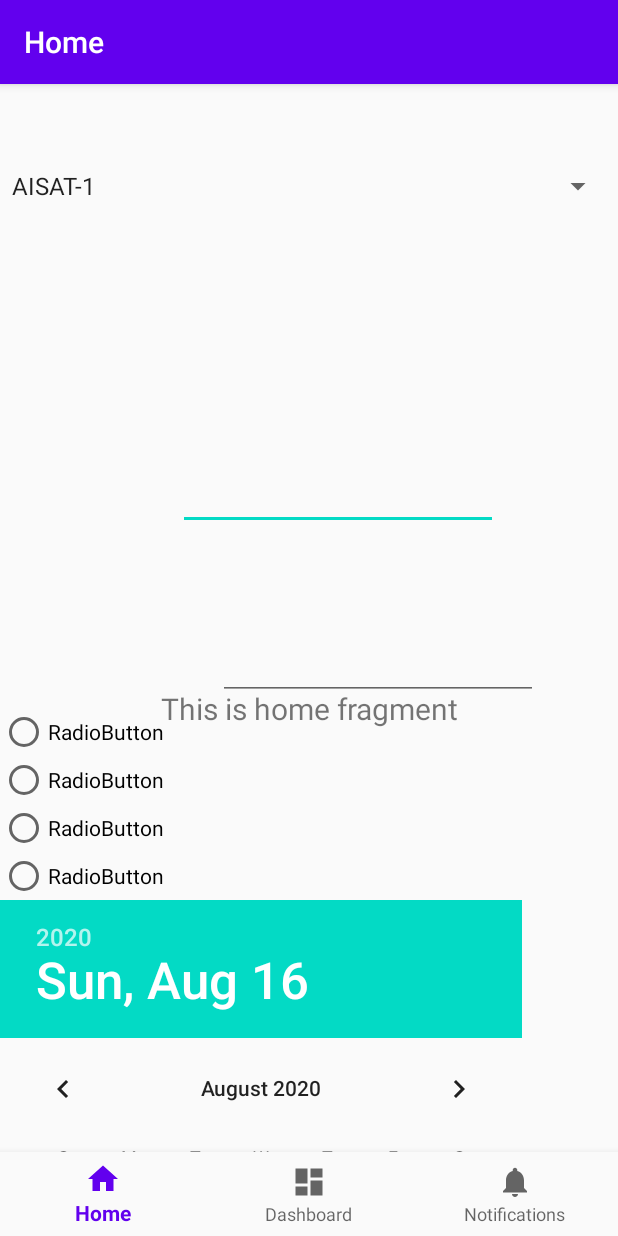
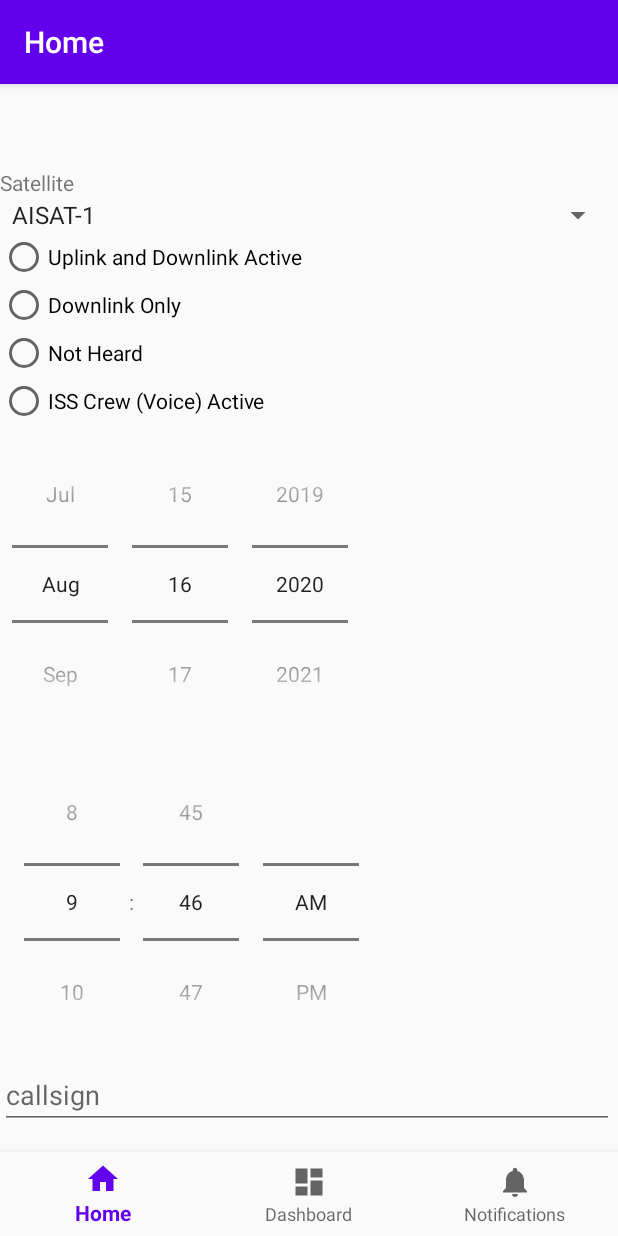
Before and after one commit to penguin359/amsat-status, an Android app: the screen it shows after launch (MainActivity), on a phone screen of 412 x 824 dp. Run offline under Robolectric (Android 15) with nearby library versions, the phone set to English and light mode, and no system bars; our stand-ins replace navigation-ui.

Commit message:
The majority of the submission UI is now in place

```diff
--- a/app/src/main/java/org/northwinds/amsatstatus/ui/home/HomeFragment.java
+++ b/app/src/main/java/org/northwinds/amsatstatus/ui/home/HomeFragment.java
@@ -31,11 +31,11 @@ public class HomeFragment extends Fragment {
         homeViewModel.getText().observe(getViewLifecycleOwner(), new Observer<String>() {
             @Override
             public void onChanged(@Nullable String s) {
-                textView.setText(s);
+                textView.setText("");
             }
         });
 
-        Spinner spinner = (Spinner) root.findViewById(R.id.spinner);
+        Spinner spinner = (Spinner) root.findViewById(R.id.satHeard);
         ArrayAdapter<CharSequence> adapter = ArrayAdapter.createFromResource(getActivity(),
                 R.array.satellite_list, android.R.layout.simple_spinner_item);
         adapter.setDropDownViewResource(android.R.layout.simple_spinner_dropdown_item);
--- a/app/src/main/res/layout/fragment_home.xml
+++ b/app/src/main/res/layout/fragment_home.xml
@@ -20,75 +20,66 @@
         app:layout_constraintStart_toStartOf="parent"
         app:layout_constraintTop_toTopOf="parent" />
 
-    <RadioGroup
-        android:id="@+id/radioGroup"
+    <ScrollView
+        android:layout_width="match_parent"
+        android:layout_height="match_parent">
+
+        <LinearLayout
             android:layout_width="wrap_content"
             android:layout_height="wrap_content"
-        android:layout_marginTop="336dp"
-        app:layout_constraintStart_toStartOf="parent"
-        app:layout_constraintTop_toBottomOf="@+id/spinner">
+            android:orientation="vertical">
 
-        <RadioButton
-            android:id="@+id/radioButton"
+            <TextView
                 android:layout_width="wrap_content"
                 android:layout_height="wrap_content"
-            android:text="RadioButton" />
-
-        <RadioButton
-            android:id="@+id/radioButton2"
-            android:layout_width="match_parent"
-            android:layout_height="wrap_content"
-            android:text="RadioButton" />
-
-        <RadioButton
-            android:id="@+id/radioButton3"
-            android:layout_width="match_parent"
-            android:layout_height="wrap_content"
-            android:text="RadioButton" />
-
-        <RadioButton
-            android:id="@+id/radioButton4"
-            android:layout_width="match_parent"
-            android:layout_height="wrap_content"
-            android:text="RadioButton" />
-    </RadioGroup>
+                android:text="Satellite" />
 
             <Spinner
-        android:id="@+id/spinner"
+                android:id="@+id/satHeard"
                 android:layout_width="409dp"
                 android:layout_height="wrap_content"
                 app:layout_constraintStart_toStartOf="parent"
                 app:layout_constraintTop_toTopOf="parent" />
 
-    <EditText
-        android:id="@+id/editTextDate"
+            <RadioGroup
+                android:id="@+id/radioGroup"
                 android:layout_width="wrap_content"
                 android:layout_height="wrap_content"
-        android:layout_marginStart="9dp"
-        android:layout_marginLeft="9dp"
-        android:layout_marginTop="172dp"
-        android:ems="10"
-        android:inputType="date"
-        app:layout_constraintStart_toEndOf="@+id/radioGroup"
-        app:layout_constraintTop_toBottomOf="@+id/spinner" />
+                app:layout_constraintStart_toStartOf="parent"
+                app:layout_constraintTop_toBottomOf="@+id/spinner">
 
-    <EditText
-        android:id="@+id/editTextTime"
+                <RadioButton
+                    android:id="@+id/uplinkAndDownlinkActiveRadio"
                     android:layout_width="wrap_content"
                     android:layout_height="wrap_content"
-        android:layout_marginStart="36dp"
-        android:layout_marginLeft="36dp"
-        android:layout_marginTop="68dp"
-        android:ems="10"
-        android:inputType="time"
-        app:layout_constraintStart_toEndOf="@+id/radioGroup"
-        app:layout_constraintTop_toBottomOf="@+id/editTextDate" />
+                    android:text="Uplink and Downlink Active" />
+
+                <RadioButton
+                    android:id="@+id/telemetryOnlyRadio"
+                    android:layout_width="match_parent"
+                    android:layout_height="wrap_content"
+                    android:text="Downlink Only" />
+
+                <RadioButton
+                    android:id="@+id/notHeardRadio"
+                    android:layout_width="match_parent"
+                    android:layout_height="wrap_content"
+                    android:text="Not Heard" />
+
+                <RadioButton
+                    android:id="@+id/crewActiveRadio"
+                    android:layout_width="match_parent"
+                    android:layout_height="wrap_content"
+                    android:text="ISS Crew (Voice) Active" />
+            </RadioGroup>
 
             <DatePicker
                 android:id="@+id/date_fixture"
                 android:layout_width="wrap_content"
                 android:layout_height="wrap_content"
                 android:layout_weight="1"
+                android:calendarViewShown="false"
+                android:datePickerMode="spinner"
                 app:layout_constraintStart_toStartOf="parent"
                 app:layout_constraintTop_toBottomOf="@+id/radioGroup" />
 
@@ -97,6 +88,28 @@
                 android:layout_width="wrap_content"
                 android:layout_height="wrap_content"
                 android:layout_weight="1"
+                android:timePickerMode="spinner"
+                app:layout_constraintStart_toStartOf="parent"
                 app:layout_constraintTop_toBottomOf="parent" />
 
+            <EditText
+                android:id="@+id/callsign"
+                android:layout_width="match_parent"
+                android:layout_height="wrap_content"
+                android:hint="callsign" />
+
+            <EditText
+                android:id="@+id/gridsquare"
+                android:layout_width="match_parent"
+                android:layout_height="wrap_content"
+                android:hint="grid" />
+
+            <Button
+                android:id="@+id/button"
+                android:layout_width="match_parent"
+                android:layout_height="wrap_content"
+                android:text="Submit Report" />
+        </LinearLayout>
+    </ScrollView>
+
 </androidx.constraintlayout.widget.ConstraintLayout>
```
Lines whose indentation alone changed are shown as unchanged.
